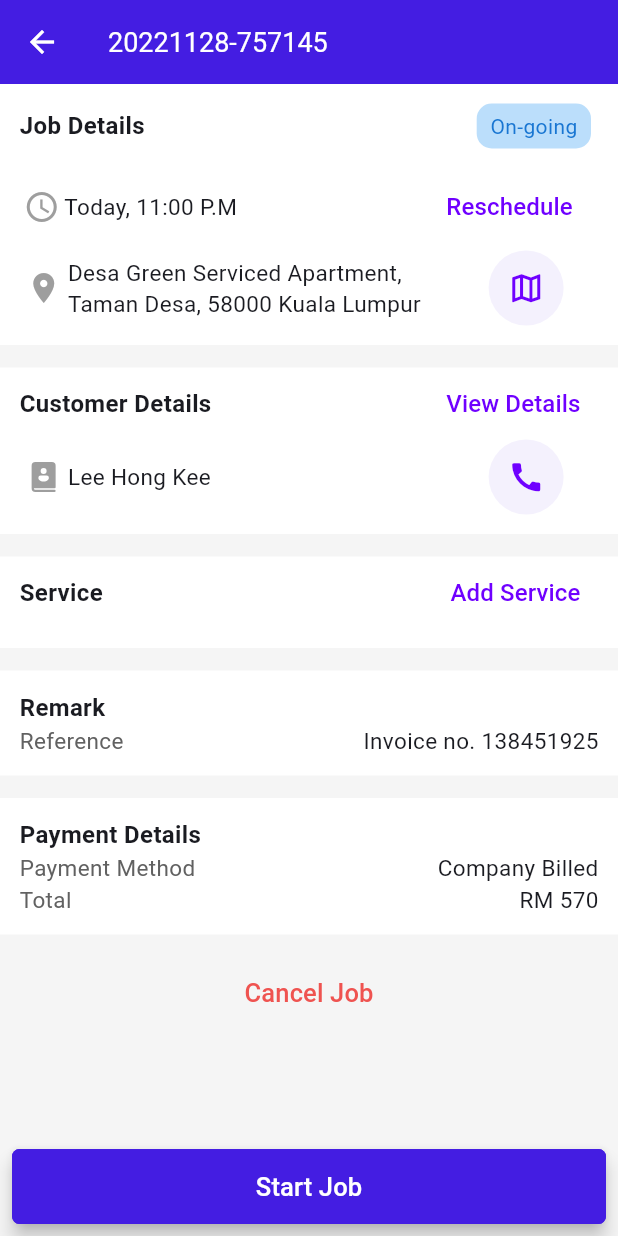
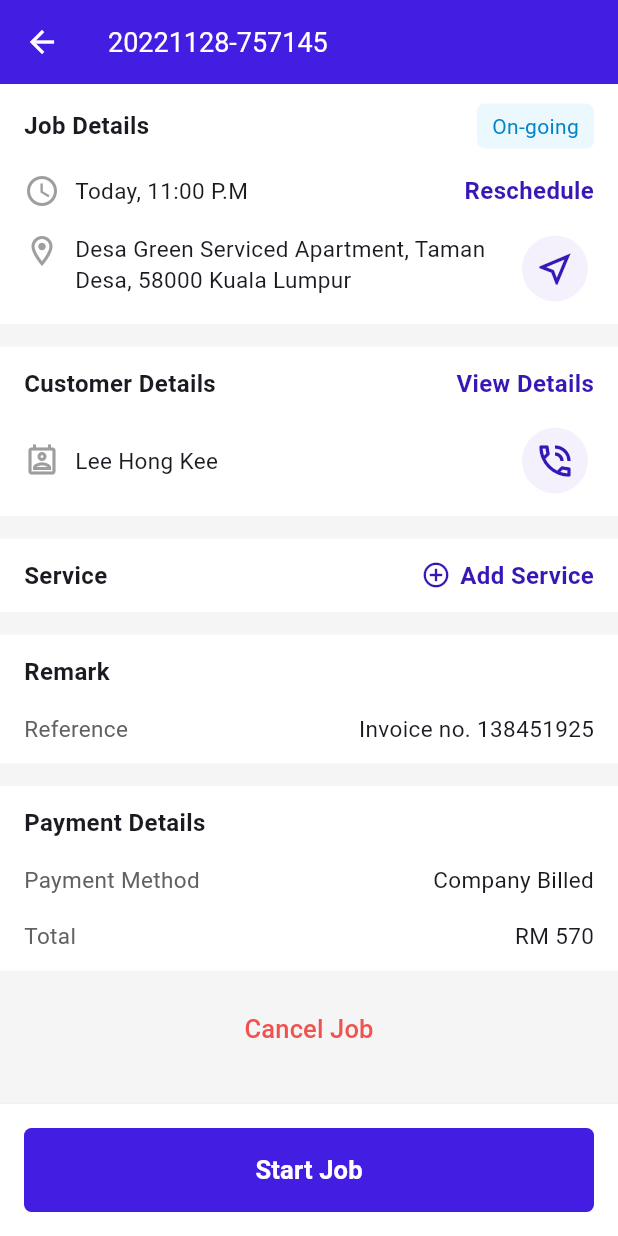
Before and after one commit to AdlilAfiq11/WorkPulse_flutter_frontend, a Flutter app: the JobDetailsView screen opened directly, on a phone screen of 412 x 824 dp. Run offline on Flutter 3.47's test engine with Material 3 defaults, Android fonts, the phone set to English and light mode, and no system bars; our stand-ins replace dotted_border, fluentui_system_icons, flutter_styled_toast, flutter_svg, image_picker; missing offline and left inert: syncfusion_flutter_signaturepad.

Commit message:
redesign icons

```diff
--- a/lib/views/jobs/job_details.dart
+++ b/lib/views/jobs/job_details.dart
@@ -1,4 +1,3 @@
-import 'package:fluentui_system_icons/fluentui_system_icons.dart';
 import 'package:flutter/material.dart';
 import 'package:workpulse_flutter_frontend/components/reschedule_component.dart';
 import 'package:workpulse_flutter_frontend/models/color_model.dart';
@@ -15,169 +14,130 @@ class JobDetailsView extends StatefulWidget {
 }
 
 class _JobDetailsViewState extends State<JobDetailsView> {
+  @override
+  Widget build(BuildContext context) {
     // Start Job Button
-  Widget startButton() => Padding(
-        padding: const EdgeInsets.all(8.0),
-        child: ElevatedButton(
-          style: ElevatedButton.styleFrom(
-            side: BorderSide(
-              color: AppColor.blueViolet,
+    Widget startButton = Container(
+      padding: const EdgeInsets.symmetric(horizontal: 16, vertical: 16),
+      decoration: const BoxDecoration(
+        color: Colors.white,
+        border: Border(
+          top: BorderSide(color: Color.fromRGBO(241, 241, 241, 1)),
         ),
+      ),
+      child: TextButton(
+        style: TextButton.styleFrom(
+          foregroundColor: Colors.white,
+          backgroundColor: AppColor.blueViolet,
+          padding: const EdgeInsets.symmetric(vertical: 16),
           shape: RoundedRectangleBorder(
             borderRadius: BorderRadius.circular(5),
           ),
-            minimumSize: const Size(120, 50),
-            backgroundColor: AppColor.blueViolet,
           disabledBackgroundColor: const Color.fromRGBO(31, 48, 94, .5),
           elevation: 5,
         ),
         onPressed: photoAlert,
         child: const Text(
           'Start Job',
-            style: TextStyle(
-              color: Colors.white,
-              fontSize: 17,
-            ),
+          style: TextStyle(fontSize: 17, fontWeight: FontWeight.bold),
         ),
       ),
     );
 
-  @override
-  Widget build(BuildContext context) {
     return Scaffold(
       backgroundColor: AppColor.lightGrey,
       appBar: AppBar(
-        title: const Text(
-          '20221128-757145',
-          style: TextStyle(
-            color: Colors.white,
-            fontSize: 18,
-          ),
-        ),
-        iconTheme: const IconThemeData(
-          color: Colors.white,
-        ),
+        title: const Text('20221128-757145', style: TextStyle(fontSize: 18)),
         backgroundColor: AppColor.blueViolet,
+        foregroundColor: Colors.white,
         scrolledUnderElevation: 5,
       ),
       body: SingleChildScrollView(
-        child: Column(
-          children: [
+        child: Column(children: [
           Container(
             color: Colors.white,
             width: double.infinity,
-              child: Padding(
-                padding: const EdgeInsets.all(13),
+            padding: const EdgeInsets.symmetric(vertical: 13, horizontal: 16),
             child: Column(
               mainAxisAlignment: MainAxisAlignment.spaceEvenly,
               children: [
-                    Padding(
-                      padding: const EdgeInsets.only(right: 5),
-                      child: Row(
+                Row(
+                  mainAxisAlignment: MainAxisAlignment.spaceBetween,
                   children: [
-                          const Expanded(
-                            flex: 8,
-                            child: Text(
+                    const Text(
                       'Job Details',
                       style: TextStyle(
                         fontSize: 16,
                         fontWeight: FontWeight.bold,
                       ),
                     ),
-                          ),
-                          Expanded(
-                            flex: 2,
-                            child: Container(
+                    Container(
+                      alignment: Alignment.center,
+                      padding: const EdgeInsets.symmetric(horizontal: 10),
                       height: 30,
                       decoration: BoxDecoration(
-                                color: Colors.blue.shade100,
-                                borderRadius: BorderRadius.circular(10),
+                        color: AppColor.aliceBlue,
+                        borderRadius: BorderRadius.circular(5),
                       ),
-                              child: Center(
                       child: Text(
                         'On-going',
-                                style: TextStyle(color: Colors.blue.shade700),
-                              )),
+                        style: TextStyle(color: AppColor.blueNCS),
                       ),
                     ),
                   ],
                 ),
-                    ),
-                    const SizedBox(height: 15),
-                    Row(
-                      children: [
+                const SizedBox(height: 16),
+                Row(children: [
+                  const Icon(Icons.access_time, color: Colors.grey),
+                  const SizedBox(width: 10),
                   const Expanded(
-                          flex: 1,
-                          child: Icon(
-                            Icons.watch_later_outlined,
-                            color: Colors.grey,
-                          ),
-                        ),
-                        const Expanded(
-                          flex: 8,
                     child: Text(
                       'Today, 11:00 P.M',
                       style: TextStyle(fontSize: 15),
                     ),
                   ),
-                        Expanded(
-                          flex: 4,
-                          child: TextButton(
-                            onPressed: manageOrder,
+                  GestureDetector(
+                    onTap: manageOrder,
                     child: Text(
                       'Reschedule',
                       style: TextStyle(
-                                color: AppColor.electricIndigo,
+                        color: AppColor.mediumBlue,
                         fontSize: 16,
-                                fontWeight: FontWeight.w500,
+                        fontWeight: FontWeight.bold,
                       ),
                     ),
                   ),
-                        ),
-                      ],
-                    ),
-                    const SizedBox(height: 5),
-                    Row(
-                      children: [
+                ]),
+                const SizedBox(height: 16),
+                Row(crossAxisAlignment: CrossAxisAlignment.start, children: [
+                  const Icon(Icons.location_on_outlined, color: Colors.grey),
+                  const SizedBox(width: 10),
                   const Expanded(
-                          flex: 1,
-                          child: Icon(
-                            Icons.location_on,
-                            color: Colors.grey,
-                          ),
-                        ),
-                        const Expanded(
-                          flex: 8,
                     child: Text(
                       'Desa Green Serviced Apartment, Taman Desa, 58000 Kuala Lumpur',
                       style: TextStyle(fontSize: 15),
                     ),
                   ),
-                        const SizedBox(height: 15),
-                        Expanded(
-                          flex: 3,
-                          child: CircleAvatar(
-                            radius: 25,
+                  const SizedBox(width: 10),
+                  TextButton(
+                    onPressed: () {},
+                    style: TextButton.styleFrom(
+                      foregroundColor: AppColor.mediumBlue,
                       backgroundColor: AppColor.lightPurple,
-                            child: Icon(
-                              Icons.map_outlined,
-                              size: 25,
-                              color: AppColor.electricIndigo,
+                      minimumSize: const Size(0, 0),
+                      shape: const CircleBorder(),
                     ),
+                    child: const Icon(Icons.near_me_outlined, size: 28),
                   ),
-                        ),
+                ]),
               ],
-                    ),
-                  ],
-                ),
             ),
           ),
           const SizedBox(height: 15),
           Container(
             color: Colors.white,
             width: double.infinity,
-              child: Padding(
-                padding: const EdgeInsets.fromLTRB(13, 0, 13, 13),
+            padding: const EdgeInsets.fromLTRB(16, 13, 16, 13),
             child: Column(
               mainAxisAlignment: MainAxisAlignment.spaceEvenly,
               children: [
@@ -191,206 +151,158 @@ class _JobDetailsViewState extends State<JobDetailsView> {
                         fontWeight: FontWeight.bold,
                       ),
                     ),
-                        TextButton(
-                          onPressed: () {},
+                    GestureDetector(
+                      onTap: () {},
                       child: Text(
                         'View Details',
                         style: TextStyle(
-                              color: AppColor.electricIndigo,
+                          color: AppColor.mediumBlue,
                           fontSize: 16,
-                              fontWeight: FontWeight.w500,
+                          fontWeight: FontWeight.bold,
                         ),
                       ),
                     ),
                   ],
                 ),
-                    Row(
-                      children: [
-                        const Expanded(
-                          flex: 1,
-                          child: Icon(
-                            FluentIcons.book_contacts_24_filled,
+                const SizedBox(height: 16),
+                Row(children: [
+                  const Icon(
+                    Icons.perm_contact_cal_outlined,
                     color: Colors.grey,
                   ),
+                  const SizedBox(width: 10),
+                  const Expanded(
+                    child: Text('Lee Hong Kee', style: TextStyle(fontSize: 15)),
                   ),
-                        const Expanded(
-                          flex: 8,
-                          child: Text(
-                            'Lee Hong Kee',
-                            style: TextStyle(fontSize: 15),
+                  TextButton(
+                    onPressed: () {},
+                    style: TextButton.styleFrom(
+                      foregroundColor: AppColor.mediumBlue,
+                      backgroundColor: AppColor.lightPurple,
+                      minimumSize: const Size(0, 0),
+                      shape: const CircleBorder(),
                     ),
+                    child: const Icon(Icons.phone_in_talk_outlined, size: 28),
                   ),
-                        Expanded(
-                          flex: 3,
-                          child: CircleAvatar(
-                            radius: 25,
-                            backgroundColor: AppColor.lightPurple,
-                            child: Icon(
-                              Icons.call,
-                              size: 25,
-                              color: AppColor.electricIndigo,
-                            ),
-                          ),
-                        ),
+                ]),
               ],
-                    ),
-                  ],
-                ),
             ),
           ),
           const SizedBox(height: 15),
           Container(
             color: Colors.white,
             width: double.infinity,
-              child: Padding(
-                padding: const EdgeInsets.fromLTRB(13, 0, 13, 13),
-                child: Column(
-                  children: [
+            padding: const EdgeInsets.fromLTRB(16, 13, 16, 13),
+            child: Column(children: [
               Row(
                 mainAxisAlignment: MainAxisAlignment.spaceBetween,
                 children: [
                   const Text(
                     'Service',
+                    style: TextStyle(fontSize: 16, fontWeight: FontWeight.bold),
+                  ),
+                  GestureDetector(
+                    onTap: () {},
+                    child: Row(children: [
+                      Icon(
+                        Icons.add_circle_outline,
+                        size: 20,
+                        color: AppColor.mediumBlue,
+                      ),
+                      const SizedBox(width: 6),
+                      Text(
+                        'Add Service',
                         style: TextStyle(
+                          color: AppColor.mediumBlue,
                           fontSize: 16,
                           fontWeight: FontWeight.bold,
                         ),
                       ),
-                        TextButton(
-                          onPressed: () {},
-                          child: Text(
-                            'Add Service',
-                            style: TextStyle(
-                              color: AppColor.electricIndigo,
-                              fontSize: 16,
-                              fontWeight: FontWeight.w500,
-                            ),
-                          ),
+                    ]),
                   ),
                 ],
               ),
-                  ],
-                ),
-              ),
+            ]),
           ),
           const SizedBox(height: 15),
           Container(
             color: Colors.white,
             width: double.infinity,
-              child: Padding(
-                padding: const EdgeInsets.all(13),
-                child: Column(
-                  mainAxisAlignment: MainAxisAlignment.spaceEvenly,
-                  children: [
+            padding: const EdgeInsets.fromLTRB(16, 13, 16, 13),
+            child: Column(children: [
               const Align(
                 alignment: Alignment.centerLeft,
                 child: Text(
                   'Remark',
-                        style: TextStyle(
-                          fontSize: 16,
-                          fontWeight: FontWeight.bold,
+                  style: TextStyle(fontSize: 16, fontWeight: FontWeight.bold),
                 ),
               ),
+              const SizedBox(height: 16),
+              Row(
+                mainAxisAlignment: MainAxisAlignment.spaceBetween,
+                children: [
+                  Text(
+                    'Reference',
+                    style: TextStyle(fontSize: 15, color: Colors.grey.shade700),
                   ),
-                    Row(
-                      children: [
-                        Expanded(
-                          child: Text(
-                            'Reference',
-                            style: TextStyle(
-                                fontSize: 15, color: Colors.grey.shade700),
-                          ),
-                        ),
-                        const Align(
-                          alignment: Alignment.centerRight,
-                          child: Text(
+                  const Text(
                     'Invoice no. 138451925',
-                            style: TextStyle(
-                              fontSize: 15,
-                            ),
-                          ),
+                    style: TextStyle(fontSize: 15),
                   ),
                 ],
               ),
-                  ],
-                ),
-              ),
+            ]),
           ),
           const SizedBox(height: 15),
           Container(
             color: Colors.white,
             width: double.infinity,
-              child: Padding(
-                padding: const EdgeInsets.all(13),
-                child: Column(
-                  mainAxisAlignment: MainAxisAlignment.spaceEvenly,
-                  children: [
+            padding: const EdgeInsets.fromLTRB(16, 13, 16, 13),
+            child: Column(children: [
               const Align(
                 alignment: Alignment.centerLeft,
                 child: Text(
                   'Payment Details',
-                        style: TextStyle(
-                          fontSize: 16,
-                          fontWeight: FontWeight.bold,
+                  style: TextStyle(fontSize: 16, fontWeight: FontWeight.bold),
                 ),
               ),
-                    ),
+              const SizedBox(height: 16),
               Row(
                 mainAxisAlignment: MainAxisAlignment.spaceBetween,
                 children: [
                   Text(
                     'Payment Method',
-                          style: TextStyle(
-                            fontSize: 15,
-                            color: Colors.grey.shade700,
+                    style: TextStyle(fontSize: 15, color: Colors.grey.shade700),
                   ),
-                        ),
-                        const Text(
-                          'Company Billed',
-                          style: TextStyle(
-                            fontSize: 15,
-                          ),
-                        ),
+                  const Text('Company Billed', style: TextStyle(fontSize: 15)),
                 ],
               ),
+              const SizedBox(height: 16),
               Row(
                 mainAxisAlignment: MainAxisAlignment.spaceBetween,
                 children: [
                   Text(
                     'Total',
-                          style: TextStyle(
-                            fontSize: 15,
-                            color: Colors.grey.shade700,
+                    style: TextStyle(fontSize: 15, color: Colors.grey.shade700),
                   ),
-                        ),
-                        const Text(
-                          'RM 570',
-                          style: TextStyle(
-                            fontSize: 15,
-                          ),
-                        ),
+                  const Text('RM 570', style: TextStyle(fontSize: 15)),
                 ],
               ),
-                  ],
-                ),
-              ),
+            ]),
           ),
           Padding(
             padding: const EdgeInsets.only(top: 15, bottom: 15),
             child: TextButton(
               onPressed: () {},
-                  child: Text(
-                    'Cancel Job',
-                    style: TextStyle(
-                      fontSize: 17,
-                      color: Colors.red.shade400,
+              style: TextButton.styleFrom(
+                foregroundColor: Colors.red.shade400,
               ),
-                  )),
-            ),
-          ],
+              child: const Text('Cancel Job', style: TextStyle(fontSize: 17)),
             ),
           ),
-      bottomNavigationBar: startButton(),
+        ]),
+      ),
+      bottomNavigationBar: startButton,
     );
   }
 
--- a/lib/views/navigation/navigation_view.dart
+++ b/lib/views/navigation/navigation_view.dart
@@ -39,7 +39,7 @@ class _NavigationViewState extends State<NavigationView> {
       bottomNavigationBar: BottomNavigationBar(
         items: const <BottomNavigationBarItem>[
           BottomNavigationBarItem(
-            icon: Icon(Icons.home),
+            icon: Icon(Icons.home_outlined),
             label: 'Home',
           ),
           BottomNavigationBarItem(
```
Lines whose indentation alone changed are shown as unchanged.
